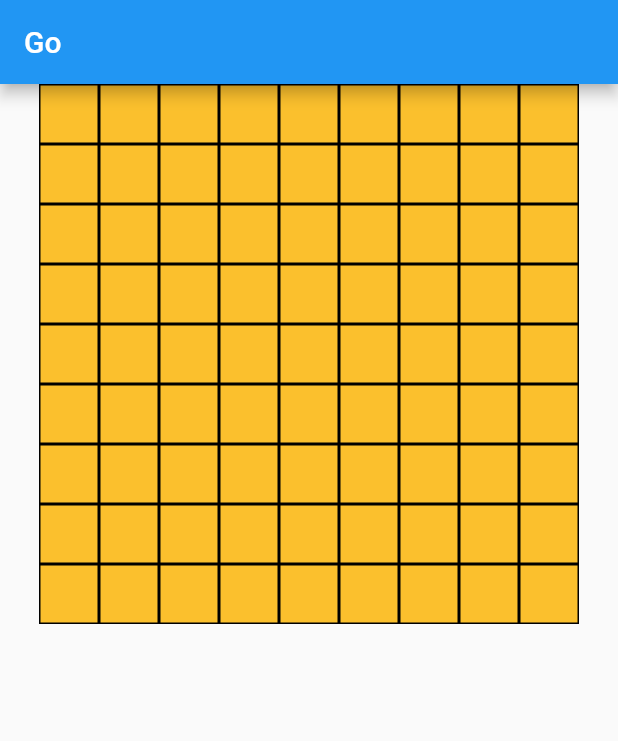
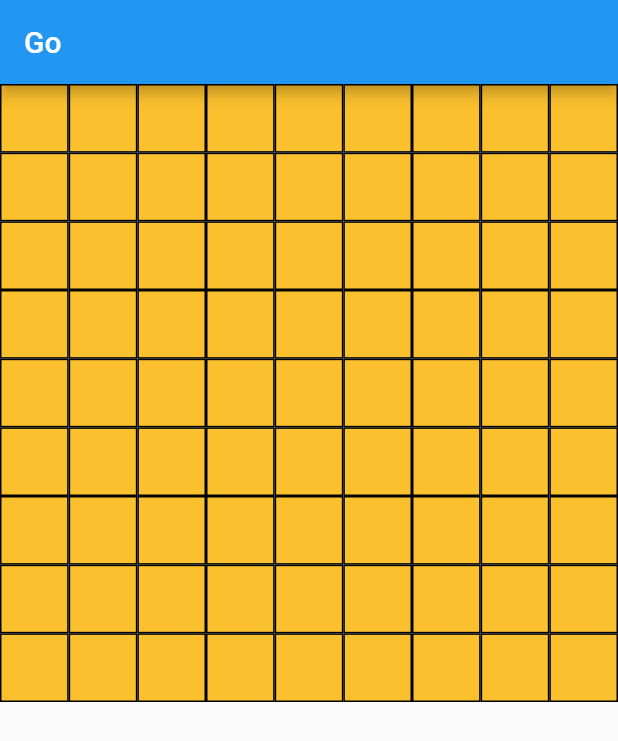
Before and after one commit to NFodrea/flutterGoGame, a Flutter app: the screen it shows after launch, on a phone screen of 412 x 824 dp. Shown: the top 741 px of the screen. Run offline on Flutter 3.47's test engine with Material 2 defaults, Android fonts, the phone set to English and light mode, and no system bars.

Commit message:
better board

```diff
--- a/lib/main.dart
+++ b/lib/main.dart
@@ -13,10 +13,35 @@ BoxDecoration tileDecoration() {
   );
 }
 
+BoxDecoration whiteStone() {
+  return BoxDecoration(
+    color: Colors.white,
+    border: Border.all(
+      width: 1, //                   <--- border width here
+    ),
+    borderRadius:
+        BorderRadius.all(Radius.circular(5.0) //         <--- border radius here
+            ),
+  );
+}
+
+BoxDecoration blackStone() {
+  return BoxDecoration(
+    color: Colors.black,
+    border: Border.all(
+      width: 1, //                   <--- border width here
+    ),
+    borderRadius:
+        BorderRadius.all(Radius.circular(5.0) //         <--- border radius here
+            ),
+  );
+}
+
 class Go extends StatelessWidget {
   @override
   Widget build(BuildContext context) {
     return MaterialApp(
+      debugShowCheckedModeBanner: false,
       title: "Go",
       home: Board(),
     );
@@ -33,10 +58,15 @@ class BoardState extends State<Board> {
   final int cols = 9;
 
   List<List<TileState>> uiState;
+  List<List<bool>> tiles;
 
   void resetBoard() {
     uiState = new List<List<TileState>>.generate(rows, (row) {
       return new List<TileState>.filled(cols, TileState.open);
+    });
+
+    tiles = new List<List<bool>>.generate(rows, (row) {
+      return new List<bool>.filled(cols, false);
     });
   }
 
@@ -47,46 +77,31 @@ class BoardState extends State<Board> {
   }
 
   Widget buildBoard() {
-    List<Row> boardRow = <Row>[];
-    for (int i = 0; i < rows; i++) {
-      List<Widget> rowChildren = <Widget>[];
-      for (int j = 0; j < cols; j++) {
-        TileState state = uiState[i][j];
-        if (state == TileState.open) {
-          rowChildren.add(GestureDetector(
-            child: Listener(
+    return Scaffold(
+      body: GridView.builder(
+          itemCount: 81,
+          gridDelegate:
+              SliverGridDelegateWithFixedCrossAxisCount(crossAxisCount: 9),
+          itemBuilder: (BuildContext context, int index) {
+            return Container(
               child: Container(
                 decoration: tileDecoration(),
                 height: 40.0,
                 width: 40.0,
               ),
-            ),
-          ));
-        }
-      }
-      boardRow.add(Row(
-        children: rowChildren,
-        mainAxisAlignment: MainAxisAlignment.center,
-        key: ValueKey<int>(i),
-      ));
-    }
-
-    return Container(
-      color: Colors.grey[50],
-      child: Column(
-        children: boardRow,
-      ),
+            );
+          }),
     );
   }
 
   @override
   Widget build(BuildContext context) {
     return Scaffold(
+      backgroundColor: Colors.grey[800],
       appBar: AppBar(
         title: Text('Go'),
       ),
       body: Container(
-        color: Colors.grey[50],
         child: Center(
           child: buildBoard(),
         ),
```
